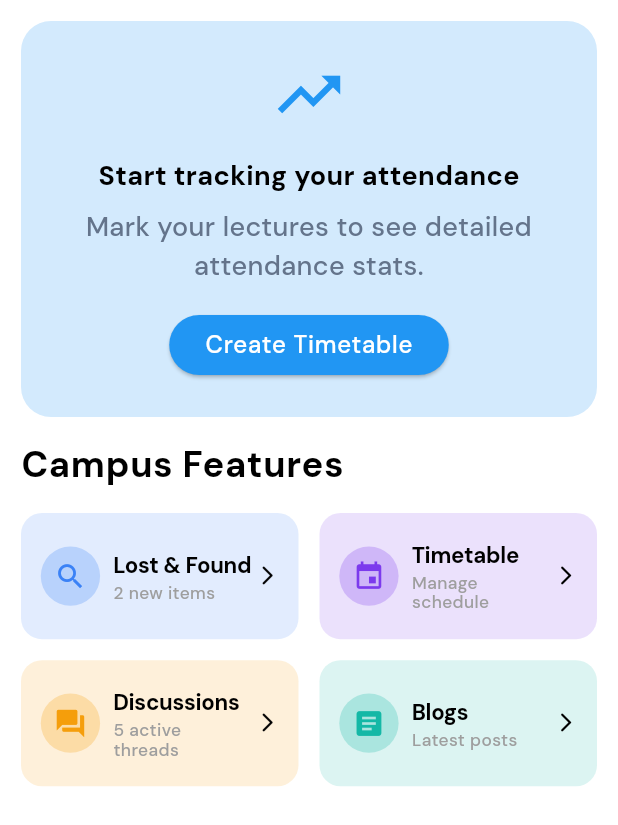
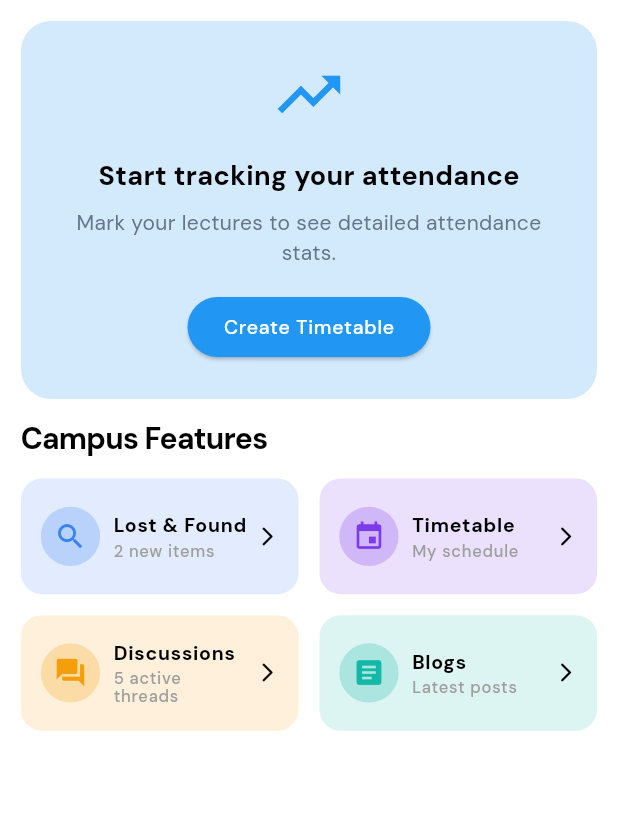
Before and after one commit to AmeyR1202/Campus_Connect, a Flutter app: the HomePage screen opened directly, on a phone screen of 412 x 824 dp. Shown: the top 825 px of the screen. Run offline on Flutter 3.47's test engine with Material 3 defaults, Android fonts, the light colour scheme and no system bars; our stand-ins replace bloc_concurrency, cloud_firestore, equatable, firebase_auth, firebase_core, flutter_bloc and 5 more; accounts and stored records are empty.

Commit message:
refactor: reduced the font size app wide

```diff
--- a/lib/core/theme/app_theme.dart
+++ b/lib/core/theme/app_theme.dart
@@ -13,10 +13,11 @@ class AppTheme {
     fontFamily: 'DMSans',
 
     textTheme: const TextTheme(
-      headlineLarge: TextStyle(fontSize: 24, fontWeight: FontWeight.w700),
-      bodyMedium: TextStyle(fontSize: 18, fontWeight: FontWeight.w500),
-      labelSmall: TextStyle(fontSize: 14, fontWeight: FontWeight.w500),
-      labelMedium: TextStyle(fontSize: 16, fontWeight: FontWeight.w500),
+      headlineLarge: TextStyle(fontSize: 20, fontWeight: FontWeight.w600, letterSpacing: -0.5),
+      bodyLarge: TextStyle(fontSize: 16, fontWeight: FontWeight.w600),
+      bodyMedium: TextStyle(fontSize: 14, fontWeight: FontWeight.w400),
+      labelMedium: TextStyle(fontSize: 13, fontWeight: FontWeight.w500),
+      labelSmall: TextStyle(fontSize: 11, fontWeight: FontWeight.w500),
     ),
     appBarTheme: AppBarTheme(
       backgroundColor: lightColors.surface,
--- a/lib/features/attendance/presentation/pages/home_page.dart
+++ b/lib/features/attendance/presentation/pages/home_page.dart
@@ -62,8 +62,7 @@ class _HomePageState extends State<HomePage> {
   }
 
   Widget _buildLayout(BuildContext context, {required bool isTablet}) {
-    // For Tablet, we can afford larger crossAxisExtents or grids.
-    double gridAspectRatio = isTablet ? 1.6 : 2.2;
+    double gridAspectRatio = isTablet ? 1.8 : 2.4;
     double maxFeatureExtent = isTablet ? 300 : 250;
 
     return SingleChildScrollView(
@@ -149,10 +148,7 @@ class _HomePageState extends State<HomePage> {
                   SizedBox(height: AppSpacing.md),
                   Text(
                     'Bunk Planning',
-                    style: Theme.of(context).textTheme.bodyLarge!.copyWith(
-                      fontWeight: FontWeight.w700,
-                      fontSize: AppSpacing.scale(context, 22),
-                    ),
+                    style: Theme.of(context).textTheme.headlineLarge,
                   ),
                   SizedBox(height: AppSpacing.md),
                   BunkPlannerCard(
@@ -166,10 +162,7 @@ class _HomePageState extends State<HomePage> {
           SizedBox(height: AppSpacing.md),
           Text(
             'Campus Features',
-            style: Theme.of(context).textTheme.bodyLarge!.copyWith(
-              fontWeight: FontWeight.w700,
-              fontSize: AppSpacing.scale(context, 22),
-            ),
+            style: Theme.of(context).textTheme.headlineLarge,
           ),
           SizedBox(height: AppSpacing.md),
           GridView(
@@ -192,7 +185,7 @@ class _HomePageState extends State<HomePage> {
               ),
               FeatureCard(
                 title: "Timetable",
-                subtitle: 'Manage schedule',
+                subtitle: 'My schedule',
                 icon: Icons.event,
                 color: Feature.timetable,
                 onTap: () => context.push('/manage-timetable'),
--- a/lib/features/attendance/presentation/widgets/attendance_stats_card.dart
+++ b/lib/features/attendance/presentation/widgets/attendance_stats_card.dart
@@ -52,8 +52,7 @@ class AttendanceStatsCard extends StatelessWidget {
                   Text(
                     title,
                     maxLines: 1,
-                    style: TextStyle(
-                      fontSize: AppSpacing.scale(context, 11),
+                    style: Theme.of(context).textTheme.labelSmall?.copyWith(
                       color: AppThemeHelper.colors.muted,
                       overflow: TextOverflow.ellipsis,
                     ),
@@ -62,8 +61,7 @@ class AttendanceStatsCard extends StatelessWidget {
                   Text(
                     value,
                     maxLines: 1,
-                    style: TextStyle(
-                      fontSize: AppSpacing.scale(context, 16),
+                    style: Theme.of(context).textTheme.bodyLarge?.copyWith(
                       fontWeight: FontWeight.bold,
                       overflow: TextOverflow.ellipsis,
                     ),
--- a/lib/features/attendance/presentation/widgets/feature_cards.dart
+++ b/lib/features/attendance/presentation/widgets/feature_cards.dart
@@ -54,10 +54,8 @@ class FeatureCard extends StatelessWidget {
                     maxLines: 1,
                     softWrap: false,
                     overflow: TextOverflow.visible,
-                    style: TextStyle(
-                      fontSize: AppSpacing.scale(context, 13.5),
+                    style: Theme.of(context).textTheme.labelMedium?.copyWith(
                       fontWeight: FontWeight.w700,
-                      letterSpacing: -0.2, // Tighter to ensure it fits easily
                     ),
                   ),
                   SizedBox(height: AppSpacing.scale(context, 2)),
@@ -65,8 +63,7 @@ class FeatureCard extends StatelessWidget {
                     subtitle,
                     maxLines: 2,
                     overflow: TextOverflow.ellipsis,
-                    style: TextStyle(
-                      fontSize: AppSpacing.scale(context, 10.5),
+                    style: Theme.of(context).textTheme.labelSmall?.copyWith(
                       color: AppThemeHelper.colors.muted,
                       height: 1.1,
                     ),
```
Also changed, not shown: lib/features/attendance/presentation/widgets/bunker_planner.dart (+5 -4 lines).
